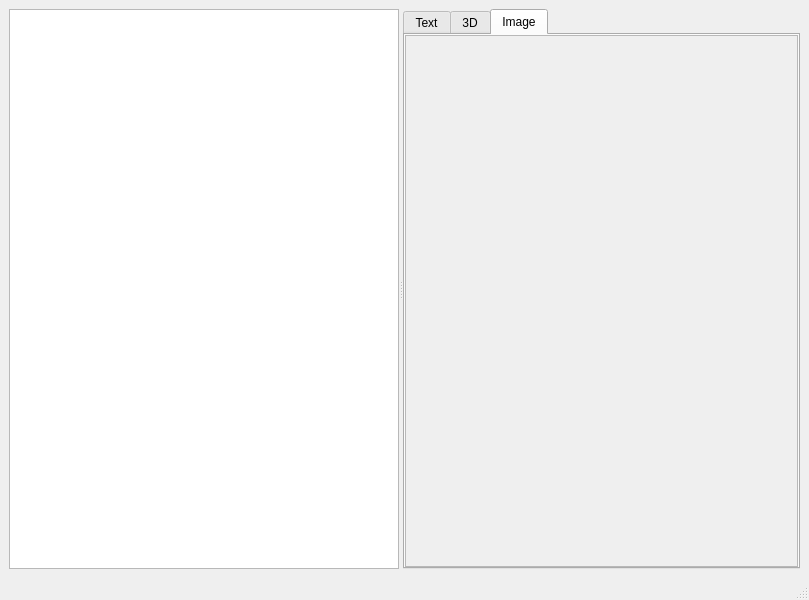
Above: tools/DFSViewer/mainwindow.ui from bigianb/engine-51 before the change. Below: the same form after it.
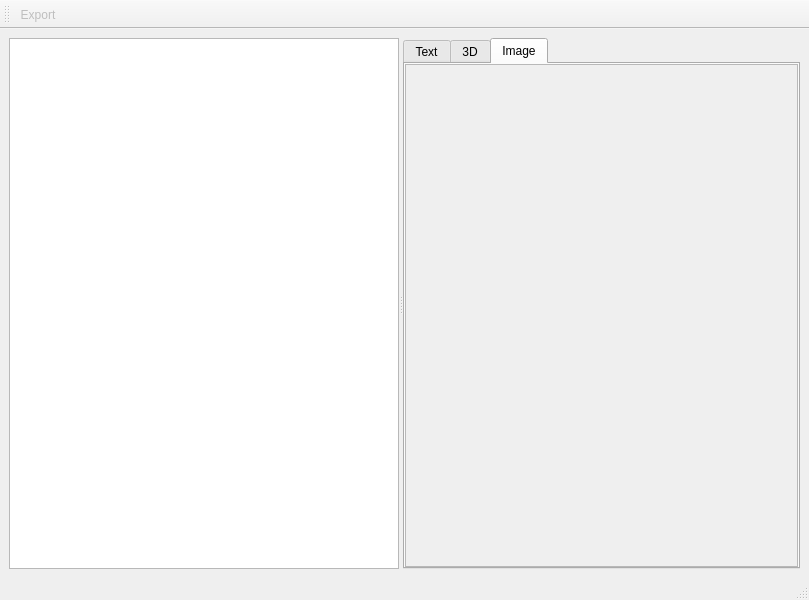
That is the form after the change. Icons and pictures are not drawn. Custom widgets are drawn as their Qt base class.

Commit message: added image export to PNG

```diff
--- a/tools/DFSViewer/mainwindow.ui
+++ b/tools/DFSViewer/mainwindow.ui
@@ -111,7 +111,42 @@
     </rect>
    </property>
   </widget>
+  <widget class="QToolBar" name="toolBar">
+   <property name="visible">
+    <bool>true</bool>
+   </property>
+   <property name="windowTitle">
+    <string>Toolbar</string>
+   </property>
+   <property name="iconSize">
+    <size>
+     <width>32</width>
+     <height>32</height>
+    </size>
+   </property>
+   <property name="toolButtonStyle">
+    <enum>Qt::ToolButtonStyle::ToolButtonTextUnderIcon</enum>
+   </property>
+   <attribute name="toolBarArea">
+    <enum>TopToolBarArea</enum>
+   </attribute>
+   <attribute name="toolBarBreak">
+    <bool>false</bool>
+   </attribute>
+   <addaction name="actionToolbarExportFile"/>
+  </widget>
   <widget class="QStatusBar" name="statusbar"/>
+  <action name="actionToolbarExportFile">
+   <property name="enabled">
+    <bool>false</bool>
+   </property>
+   <property name="icon">
+    <iconset theme="document-save"/>
+   </property>
+   <property name="text">
+    <string>Export</string>
+   </property>
+  </action>
  </widget>
  <customwidgets>
   <customwidget>
```
The commit also changes 4 other files.
